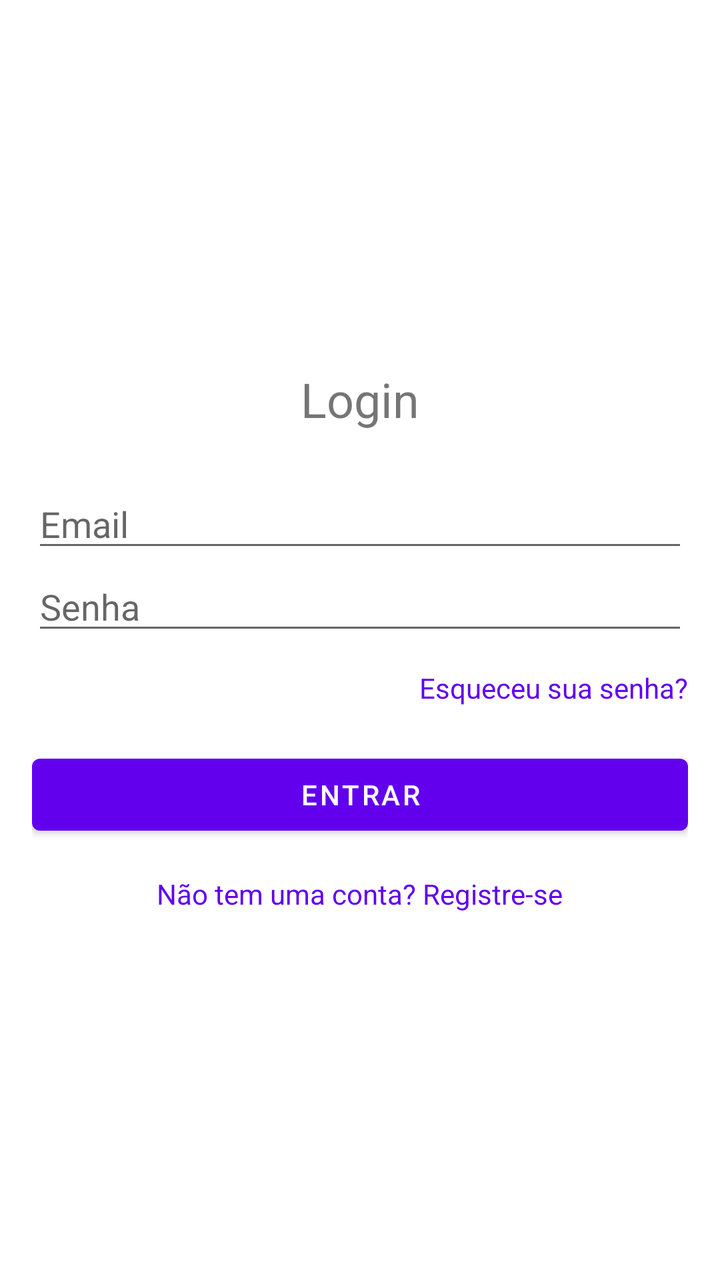
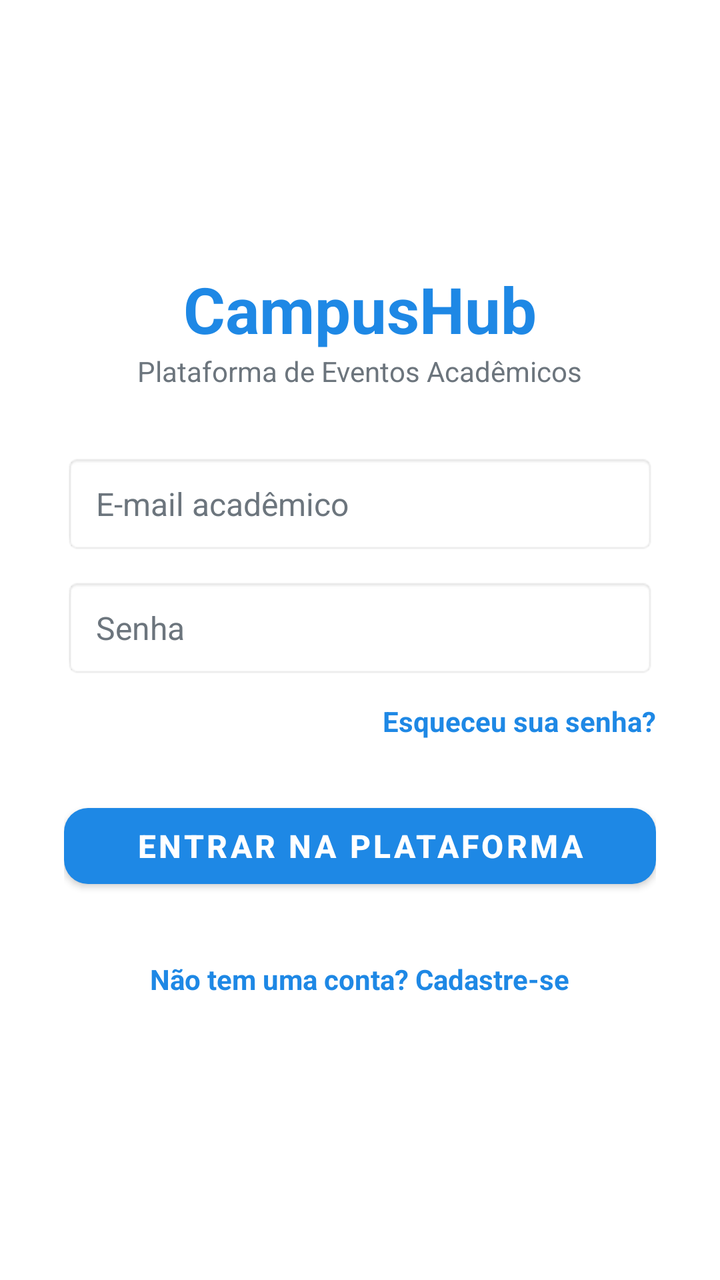

An Android layout rendered at two revisions. The XML below is the earlier revision; the diff shows what the commit changed to produce the second picture.
<!-- AndroidManifest.xml: application theme Theme.Brcomurimeuprojeto -->
<!-- res/layout/activity_login.xml -->
<?xml version="1.0" encoding="utf-8"?>
<LinearLayout xmlns:android="http://schemas.android.com/apk/res/android"
    android:layout_width="match_parent"
    android:layout_height="match_parent"
    android:orientation="vertical"
    android:padding="16dp"
    android:gravity="center">

    <TextView
        android:layout_width="wrap_content"
        android:layout_height="wrap_content"
        android:text="Login"
        android:textSize="24sp"
        android:layout_marginBottom="24dp"/>

    <EditText
        android:id="@+id/etEmail"
        android:layout_width="match_parent"
        android:layout_height="wrap_content"
        android:hint="Email"
        android:inputType="textEmailAddress" />

    <EditText
        android:id="@+id/etPassword"
        android:layout_width="match_parent"
        android:layout_height="wrap_content"
        android:hint="Senha"
        android:inputType="textPassword"
        android:layout_marginBottom="8dp"/>

    <TextView
        android:id="@+id/tvForgotPassword"
        android:layout_width="wrap_content"
        android:layout_height="wrap_content"
        android:layout_gravity="end"
        android:text="Esqueceu sua senha?"
        android:textColor="@color/purple_500"
        android:textSize="14sp"
        android:paddingVertical="4dp"/>

    <Button
        android:id="@+id/btnLogin"
        android:layout_width="match_parent"
        android:layout_height="wrap_content"
        android:text="Entrar"
        android:layout_marginTop="16dp" />

    <TextView
        android:id="@+id/tvGoToRegister"
        android:layout_width="wrap_content"
        android:layout_height="wrap_content"
        android:text="Não tem uma conta? Registre-se"
        android:textColor="@color/purple_500"
        android:layout_marginTop="16dp" />

</LinearLayout>
<!-- resources referenced by this layout -->
<resources>
  <color name="purple_500">#FF6200EE</color>
  <style name="Theme.Brcomurimeuprojeto" parent="Theme.MaterialComponents.DayNight.DarkActionBar">
          
          <item name="colorPrimary">@color/purple_500</item>
          <item name="colorPrimaryVariant">@color/purple_700</item>
          <item name="colorOnPrimary">@color/white</item>
          
          <item name="colorSecondary">@color/teal_200</item>
          <item name="colorSecondaryVariant">@color/teal_700</item>
          <item name="colorOnSecondary">@color/black</item>
          
          <item name="android:statusBarColor">?attr/colorPrimaryVariant</item>
          
      </style>
  <color name="purple_700">#FF3700B3</color>
  <color name="white">#FFFFFFFF</color>
  <color name="teal_200">#FF03DAC5</color>
  <color name="teal_700">#FF018786</color>
  <color name="black">#FF000000</color>
</resources>

<!-- the commit's change to res/layout/activity_login.xml (unified diff, before → after) -->
@@ -1,56 +1,101 @@
 <?xml version="1.0" encoding="utf-8"?>
 <LinearLayout xmlns:android="http://schemas.android.com/apk/res/android"
+    xmlns:app="http://schemas.android.com/apk/res-auto"
     android:layout_width="match_parent"
     android:layout_height="match_parent"
+    android:background="@color/white"
+    android:fitsSystemWindows="true"
+    android:gravity="center"
     android:orientation="vertical"
-    android:padding="16dp"
-    android:gravity="center">
+    android:padding="16dp">
 
-    <TextView
-        android:layout_width="wrap_content"
-        android:layout_height="wrap_content"
-        android:text="Login"
-        android:textSize="24sp"
-        android:layout_marginBottom="24dp"/>
-
-    <EditText
-        android:id="@+id/etEmail"
+    
+    <LinearLayout
         android:layout_width="match_parent"
         android:layout_height="wrap_content"
-        android:hint="Email"
-        android:inputType="textEmailAddress" />
+        android:layout_gravity="center"
+        android:layout_marginHorizontal="16dp"
+        android:maxWidth="420dp"
+        android:orientation="vertical"
+        android:gravity="center">
 
-    <EditText
-        android:id="@+id/etPassword"
-        android:layout_width="match_parent"
-        android:layout_height="wrap_content"
-        android:hint="Senha"
-        android:inputType="textPassword"
-        android:layout_marginBottom="8dp"/>
+        
+        <TextView
+            android:layout_width="wrap_content"
+            android:layout_height="wrap_content"
+            android:text="CampusHub"
+            android:textColor="@color/primary_blue"
+            android:textSize="32sp"
+            android:textStyle="bold" />
 
-    <TextView
-        android:id="@+id/tvForgotPassword"
-        android:layout_width="wrap_content"
-        android:layout_height="wrap_content"
-        android:layout_gravity="end"
-        android:text="Esqueceu sua senha?"
-        android:textColor="@color/purple_500"
-        android:textSize="14sp"
-        android:paddingVertical="4dp"/>
+        <TextView
+            android:layout_width="wrap_content"
+            android:layout_height="wrap_content"
+            android:layout_marginBottom="32dp"
+            android:text="Plataforma de Eventos Acadêmicos"
+            android:textColor="@color/gray_text"
+            android:textSize="14sp" />
 
-    <Button
-        android:id="@+id/btnLogin"
-        android:layout_width="match_parent"
-        android:layout_height="wrap_content"
-        android:text="Entrar"
-        android:layout_marginTop="16dp" />
+        <EditText
+            android:id="@+id/etEmail"
+            android:layout_width="match_parent"
+            android:layout_height="50dp"
+            android:layout_marginBottom="12dp"
+            android:background="@android:drawable/editbox_background_normal"
+            android:hint="E-mail acadêmico"
+            android:inputType="textEmailAddress"
+            android:paddingHorizontal="16dp"
+            android:textColor="@color/black"
+            android:textColorHint="@color/gray_text"
+            android:textSize="16sp" />
 
-    <TextView
-        android:id="@+id/tvGoToRegister"
-        android:layout_width="wrap_content"
-        android:layout_height="wrap_content"
-        android:text="Não tem uma conta? Registre-se"
-        android:textColor="@color/purple_500"
-        android:layout_marginTop="16dp" />
+        <EditText
+            android:id="@+id/etPassword"
+            android:layout_width="match_parent"
+            android:layout_height="50dp"
+            android:layout_marginBottom="8dp"
+            android:background="@android:drawable/editbox_background_normal"
+            android:hint="Senha"
+            android:inputType="textPassword"
+            android:paddingHorizontal="16dp"
+            android:textColor="@color/black"
+            android:textColorHint="@color/gray_text"
+            android:textSize="16sp" />
+
+        <TextView
+            android:id="@+id/tvForgotPassword"
+            android:layout_width="wrap_content"
+            android:layout_height="wrap_content"
+            android:layout_gravity="end"
+            android:layout_marginBottom="24dp"
+            android:paddingVertical="4dp"
+            android:text="Esqueceu sua senha?"
+            android:textColor="@color/primary_blue"
+            android:textSize="14sp"
+            android:textStyle="bold" />
+
+        <com.google.android.material.button.MaterialButton
+            android:id="@+id/btnLogin"
+            android:layout_width="match_parent"
+            android:layout_height="50dp"
+            android:text="Entrar na Plataforma"
+            android:textColor="@color/white"
+            android:textSize="16sp"
+            android:textStyle="bold"
+            app:cornerRadius="12dp"
+            app:backgroundTint="@color/primary_blue" />
+
+        <TextView
+            android:id="@+id/tvGoToRegister"
+            android:layout_width="wrap_content"
+            android:layout_height="wrap_content"
+            android:layout_marginTop="24dp"
+            android:padding="8dp"
+            android:text="Não tem uma conta? Cadastre-se"
+            android:textColor="@color/primary_blue"
+            android:textSize="14sp"
+            android:textStyle="bold" />
+
+    </LinearLayout>
 
 </LinearLayout>
<!-- resource entries referenced after the edit -->
@@ -1,23 +1,26 @@
 <!-- resources referenced by this layout -->
 <resources>
-  <color name="purple_500">#FF6200EE</color>
   <style name="Theme.Brcomurimeuprojeto" parent="Theme.MaterialComponents.DayNight.DarkActionBar">
           
-          <item name="colorPrimary">@color/purple_500</item>
-          <item name="colorPrimaryVariant">@color/purple_700</item>
+          <item name="colorPrimary">@color/primary_blue</item>
+          <item name="colorPrimaryVariant">@color/primary_dark</item>
           <item name="colorOnPrimary">@color/white</item>
           
-          <item name="colorSecondary">@color/teal_200</item>
-          <item name="colorSecondaryVariant">@color/teal_700</item>
-          <item name="colorOnSecondary">@color/black</item>
+          <item name="colorSecondary">@color/accent_blue</item>
+          <item name="colorSecondaryVariant">@color/primary_dark</item>
+          <item name="colorOnSecondary">@color/white</item>
           
-          <item name="android:statusBarColor">?attr/colorPrimaryVariant</item>
+          <item name="android:statusBarColor">@color/primary_dark</item>
+          <item name="android:windowLightStatusBar">false</item>
           
+          <item name="android:windowBackground">@color/gray_light</item>
       </style>
-  <color name="purple_700">#FF3700B3</color>
+  <color name="primary_dark">#FF0D47A1</color>
+  <color name="accent_blue">#FF42A5F5</color>
+  <color name="gray_light">#FFF8F9FA</color>
   <color name="white">#FFFFFFFF</color>
-  <color name="teal_200">#FF03DAC5</color>
-  <color name="teal_700">#FF018786</color>
-  <color name="black">#FF000000</color>
+  <color name="black">#FF121212</color>
+  <color name="gray_text">#FF6C757D</color>
+  <color name="primary_blue">#FF1E88E5</color>
 </resources>
 
